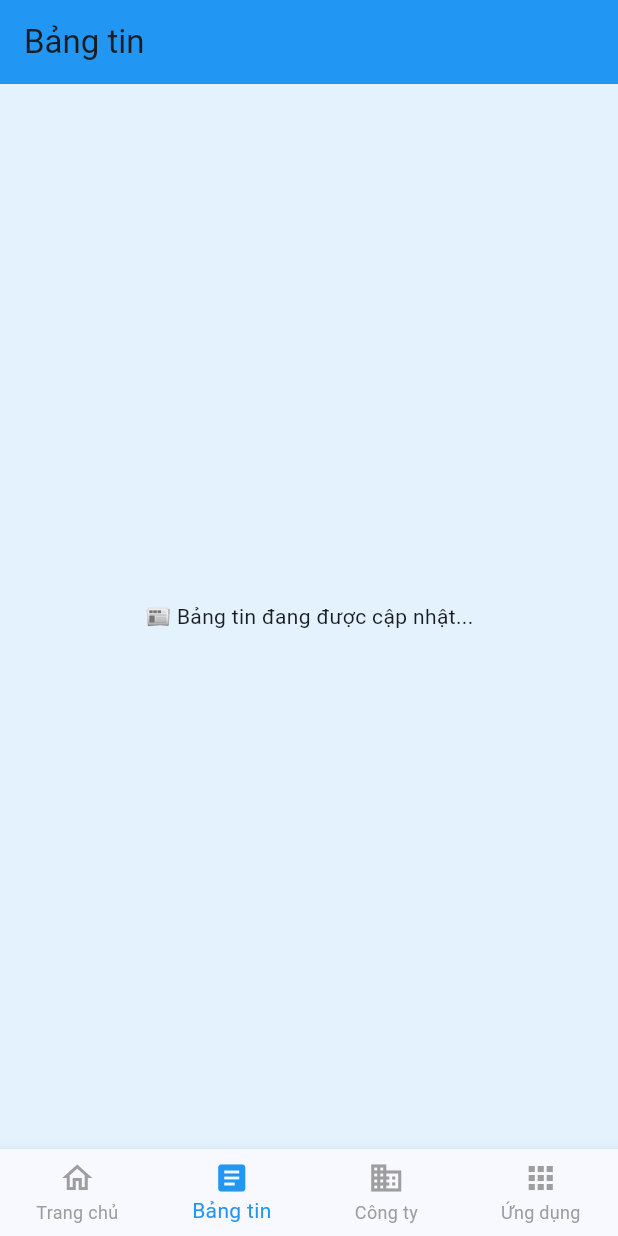
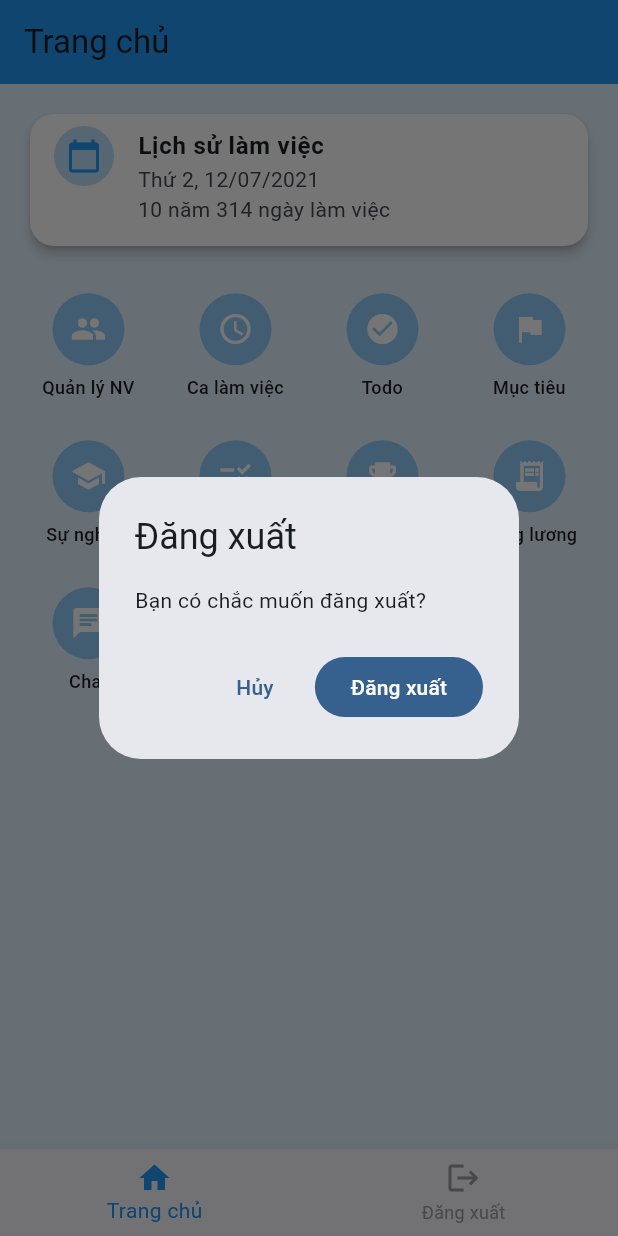
Before and after one commit to binhcuong1/attendance-app, a Flutter app: the HomePage screen opened directly with empty values, item 2 of the bottom bar chosen, on a phone screen of 412 x 824 dp. Run offline on Flutter 3.47's test engine with Material 3 defaults, Android fonts, the phone set to English and light mode, and no system bars; our stand-ins replace flutter_dotenv, shared_preferences, socket_io_client, table_calendar; accounts and stored records are empty.

Commit message:
Thêm nút đăng xuất

```diff
--- a/lib/features/home/home_page.dart
+++ b/lib/features/home/home_page.dart
@@ -5,7 +5,8 @@ import 'package:attendance_app/features/ca/ca_page.dart';
 import 'package:attendance_app/screens/employee_management_page.dart';
 import 'package:attendance_app/features/payroll/payroll_summary_page.dart';
 import 'package:attendance_app/features/chat/chat_admin_list_page.dart';
-
+import 'package:shared_preferences/shared_preferences.dart';
+import 'package:attendance_app/features/auth/login_page.dart';
 
 // ✅ Import thêm phần thưởng phạt
 import 'package:attendance_app/features/thuongphat/thuongphat_list_page.dart';
@@ -21,7 +22,41 @@ class HomePage extends StatefulWidget {
 class _HomePageState extends State<HomePage> {
   int _selectedIndex = 0;
 
-  final List<String> _titles = ["Trang chủ", "Bảng tin", "Công ty", "Ứng dụng"];
+  final List<String> _titles = ["Trang chủ", "Đăng xuất"];
+
+  Future<void> _logout() async {
+    final yes = await showDialog<bool>(
+      context: context,
+      builder: (_) => AlertDialog(
+        title: const Text('Đăng xuất'),
+        content: const Text('Bạn có chắc muốn đăng xuất?'),
+        actions: [
+          TextButton(
+            onPressed: () => Navigator.pop(context, false),
+            child: const Text('Hủy'),
+          ),
+          FilledButton(
+            onPressed: () => Navigator.pop(context, true),
+            child: const Text('Đăng xuất'),
+          ),
+        ],
+      ),
+    );
+
+    if (yes != true) return;
+
+    final prefs = await SharedPreferences.getInstance();
+    await prefs.remove('token');
+    await prefs.remove('user_email');
+    await prefs.remove('user_name');
+
+    if (!mounted) return;
+    Navigator.pushAndRemoveUntil(
+      context,
+      MaterialPageRoute(builder: (_) => const LoginPage()),
+      (_) => false,
+    );
+  }
 
   @override
   Widget build(BuildContext context) {
@@ -39,6 +74,11 @@ class _HomePageState extends State<HomePage> {
         unselectedItemColor: Colors.grey,
         type: BottomNavigationBarType.fixed,
         onTap: (index) {
+          if (index == 1) {
+            // 👉 Tab Đăng xuất
+            _logout(); // gọi hàm đăng xuất
+            return; // đừng đổi _selectedIndex
+          }
           setState(() => _selectedIndex = index);
         },
         items: const [
@@ -48,19 +88,9 @@ class _HomePageState extends State<HomePage> {
             label: "Trang chủ",
           ),
           BottomNavigationBarItem(
-            icon: Icon(Icons.article_outlined),
-            activeIcon: Icon(Icons.article),
-            label: "Bảng tin",
-          ),
-          BottomNavigationBarItem(
-            icon: Icon(Icons.business_outlined),
-            activeIcon: Icon(Icons.business),
-            label: "Công ty",
-          ),
-          BottomNavigationBarItem(
-            icon: Icon(Icons.apps_outlined),
-            activeIcon: Icon(Icons.apps),
-            label: "Ứng dụng",
+            icon: Icon(Icons.logout),
+            activeIcon: Icon(Icons.logout),
+            label: "Đăng xuất",
           ),
         ],
       ),
@@ -73,15 +103,7 @@ class _HomePageState extends State<HomePage> {
       case 0:
         return _buildHomeTab();
       case 1:
-        return const Center(child: Text("📰 Bảng tin đang được cập nhật..."));
-      case 2:
-        return const Center(
-          child: Text("🏢 Thông tin công ty sẽ hiển thị tại đây"),
-        );
-      case 3:
-        return const Center(
-          child: Text("📱 Danh sách ứng dụng đang phát triển..."),
-        );
+        return const Center(child: Text("Đang đăng xuất..."));
       default:
         return const SizedBox();
     }
@@ -154,9 +176,7 @@ class _HomePageState extends State<HomePage> {
                 'Thưởng phạt',
                 onTap: () => Navigator.push(
                   context,
-                  MaterialPageRoute(
-                    builder: (_) => const ThuongPhatListPage(),
-                  ),
+                  MaterialPageRoute(builder: (_) => const ThuongPhatListPage()),
                 ),
               ),
 
@@ -177,7 +197,6 @@ class _HomePageState extends State<HomePage> {
                   MaterialPageRoute(builder: (_) => const ChatAdminListPage()),
                 ),
               ),
-
             ],
           ),
         ],
```
